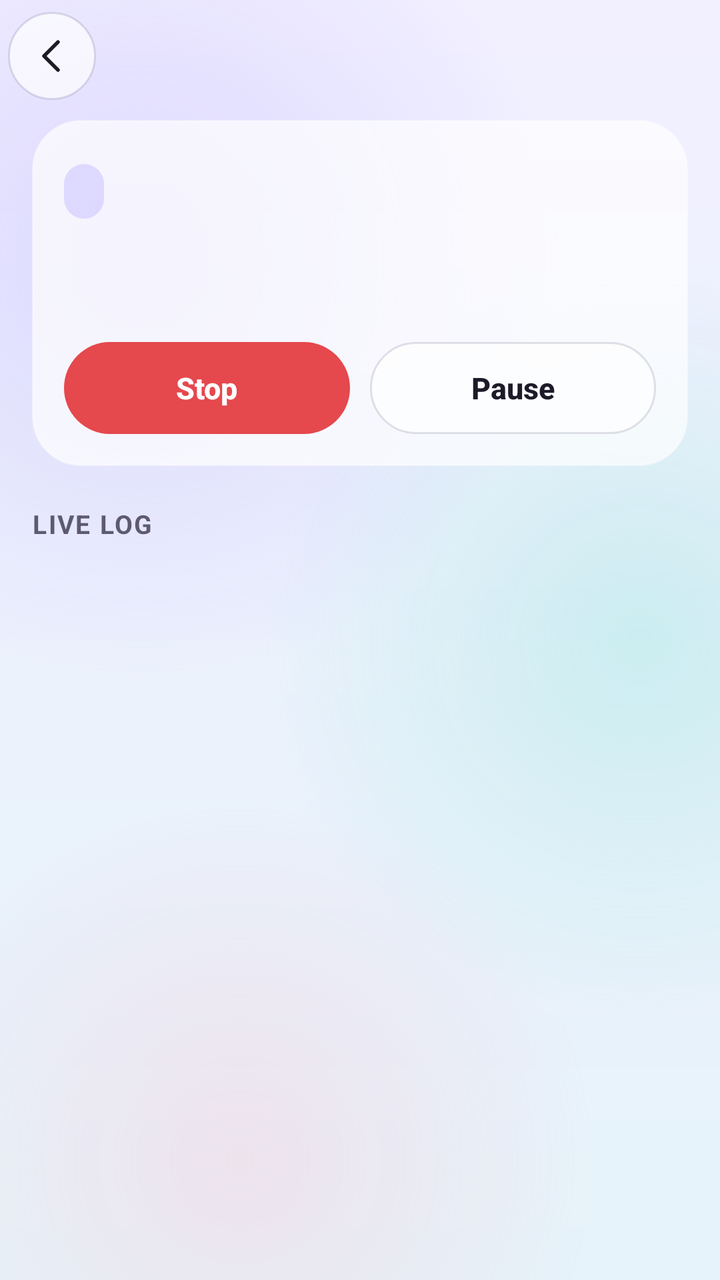
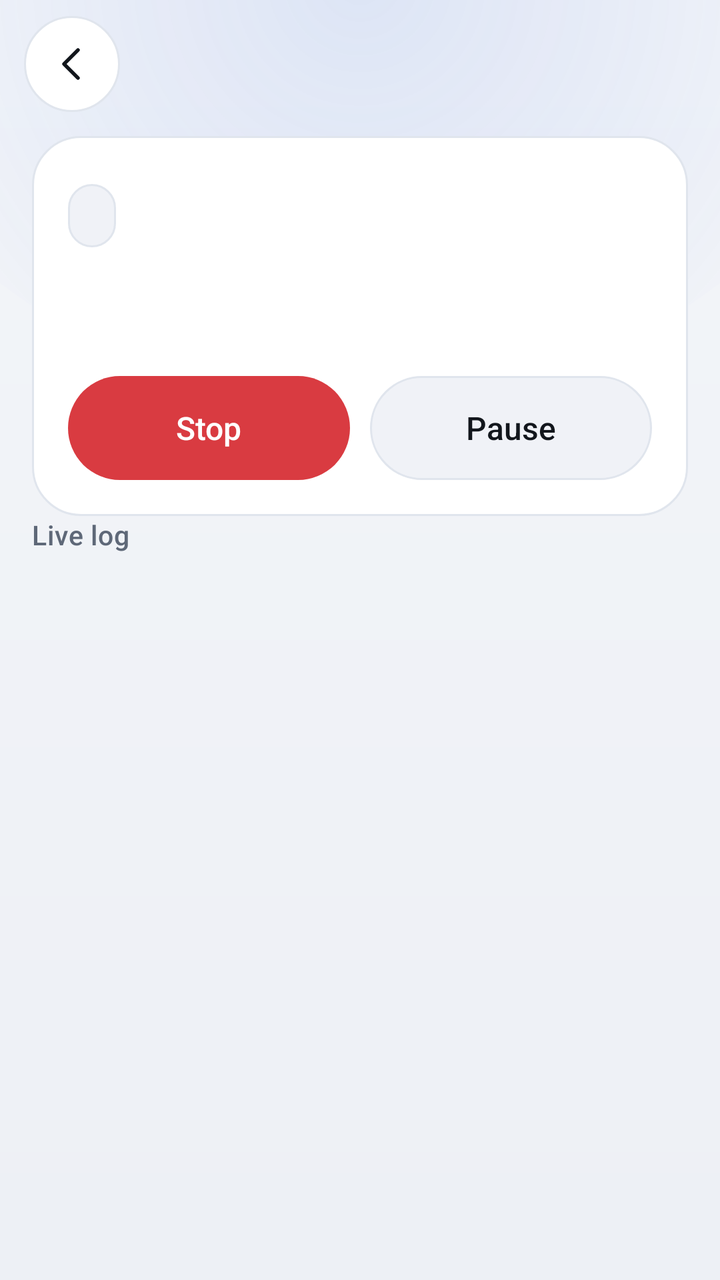

Compare the two renders of this Android layout. The source of the first and the diff that turns it into the second are given below.
<!-- AndroidManifest.xml: application theme Theme.YourFriend -->
<!-- res/layout/activity_live_agent.xml -->
<?xml version="1.0" encoding="utf-8"?>
<LinearLayout xmlns:android="http://schemas.android.com/apk/res/android"
    android:layout_width="match_parent"
    android:layout_height="match_parent"
    android:orientation="vertical">

    <include layout="@layout/top_bar" />

    <LinearLayout
        android:layout_width="match_parent"
        android:layout_height="0dp"
        android:layout_weight="1"
        android:orientation="vertical"
        android:paddingStart="@dimen/screen_padding"
        android:paddingEnd="@dimen/screen_padding">

        <LinearLayout
            style="@style/YF.Glass"
            android:layout_width="match_parent"
            android:layout_height="wrap_content"
            android:layout_marginTop="4dp"
            android:orientation="vertical">

            <TextView
                android:id="@+id/agent_status"
                style="@style/YF.Chip"
                android:layout_width="wrap_content"
                android:layout_height="wrap_content" />

            <TextView
                android:id="@+id/agent_goal"
                style="@style/YF.Body"
                android:layout_width="match_parent"
                android:layout_height="wrap_content"
                android:layout_marginTop="8dp"
                android:maxLines="4"
                android:textStyle="bold" />

            <TextView
                android:id="@+id/agent_counters"
                style="@style/YF.Caption"
                android:layout_width="match_parent"
                android:layout_height="wrap_content"
                android:layout_marginTop="4dp" />

            <LinearLayout
                android:layout_width="match_parent"
                android:layout_height="wrap_content"
                android:layout_marginTop="12dp"
                android:orientation="horizontal">

                <Button
                    android:id="@+id/agent_stop"
                    style="@style/YF.Button.Danger"
                    android:layout_width="0dp"
                    android:layout_height="wrap_content"
                    android:layout_weight="1"
                    android:text="@string/action_stop" />

                <Button
                    android:id="@+id/agent_pause"
                    style="@style/YF.Button.Ghost"
                    android:layout_width="0dp"
                    android:layout_height="wrap_content"
                    android:layout_marginStart="10dp"
                    android:layout_weight="1"
                    android:text="@string/action_pause" />
            </LinearLayout>
        </LinearLayout>

        <LinearLayout
            android:id="@+id/agent_approvals"
            android:layout_width="match_parent"
            android:layout_height="wrap_content"
            android:orientation="vertical" />

        <TextView
            style="@style/YF.Section"
            android:layout_width="wrap_content"
            android:layout_height="wrap_content"
            android:text="@string/agent_live_log" />

        <ListView
            android:id="@+id/agent_log"
            android:layout_width="match_parent"
            android:layout_height="0dp"
            android:layout_weight="1"
            android:divider="@null"
            android:transcriptMode="alwaysScroll" />

        <TextView
            android:id="@+id/agent_empty"
            style="@style/YF.Caption"
            android:layout_width="match_parent"
            android:layout_height="wrap_content"
            android:gravity="center"
            android:padding="24dp"
            android:text="@string/agent_idle_hint"
            android:visibility="gone" />
    </LinearLayout>
</LinearLayout>
<!-- res/layout/top_bar.xml (included above) -->
<?xml version="1.0" encoding="utf-8"?>
<LinearLayout xmlns:android="http://schemas.android.com/apk/res/android"
    android:id="@+id/top_bar"
    android:layout_width="match_parent"
    android:layout_height="@dimen/top_bar_height"
    android:gravity="center_vertical"
    android:orientation="horizontal"
    android:paddingStart="4dp"
    android:paddingEnd="8dp">

    <ImageButton
        android:id="@+id/top_back"
        android:layout_width="@dimen/icon_button"
        android:layout_height="@dimen/icon_button"
        android:background="@drawable/circle_glass"
        android:contentDescription="@string/back"
        android:src="@drawable/ic_back" />

    <TextView
        android:id="@+id/top_title"
        style="@style/YF.Title"
        android:layout_width="0dp"
        android:layout_height="wrap_content"
        android:layout_marginStart="12dp"
        android:layout_weight="1"
        android:ellipsize="end"
        android:maxLines="1" />

    <LinearLayout
        android:id="@+id/top_actions"
        android:layout_width="wrap_content"
        android:layout_height="match_parent"
        android:gravity="center_vertical"
        android:orientation="horizontal" />
</LinearLayout>
<!-- resources referenced by this layout -->
<resources>
  <dimen name="icon_button">44dp</dimen>
  <dimen name="top_bar_height">56dp</dimen>
  <!-- drawable circle_glass (drawable) -->
  <?xml version="1.0" encoding="utf-8"?>
  <ripple xmlns:android="http://schemas.android.com/apk/res/android" android:color="@color/accent_soft">
      <item>
          <shape android:shape="oval">
              <solid android:color="@color/glass_fill"/>
              <stroke android:width="1dp" android:color="@color/glass_stroke_dark"/>
          </shape>
      </item>
  </ripple>
  <style name="YF.Body">
          <item name="android:textSize">15sp</item>
          <item name="android:textColor">@color/text_primary</item>
          <item name="android:lineSpacingExtra">2dp</item>
      </style>
  <style name="YF.Button.Danger">
          <item name="android:background">@drawable/btn_danger</item>
          <item name="android:textColor">@color/text_on_accent</item>
      </style>
  <style name="YF.Caption">
          <item name="android:textSize">12.5sp</item>
          <item name="android:textColor">@color/text_secondary</item>
      </style>
  <style name="YF.Chip">
          <item name="android:background">@drawable/chip</item>
          <item name="android:textColor">@color/text_primary</item>
          <item name="android:textSize">12.5sp</item>
          <item name="android:paddingStart">10dp</item>
          <item name="android:paddingEnd">10dp</item>
          <item name="android:paddingTop">5dp</item>
          <item name="android:paddingBottom">5dp</item>
          <item name="android:layout_marginEnd">6dp</item>
          <item name="android:layout_marginTop">6dp</item>
      </style>
  <style name="YF.Glass">
          <item name="android:background">@drawable/glass_card</item>
          <item name="android:padding">16dp</item>
          <item name="android:layout_marginTop">12dp</item>
      </style>
  <style name="YF.Section">
          <item name="android:textSize">13sp</item>
          <item name="android:textStyle">bold</item>
          <item name="android:textAllCaps">true</item>
          <item name="android:letterSpacing">0.06</item>
          <item name="android:textColor">@color/text_secondary</item>
          <item name="android:layout_marginTop">20dp</item>
          <item name="android:layout_marginBottom">4dp</item>
      </style>
  <style name="YF.Title">
          <item name="android:textSize">20sp</item>
          <item name="android:textStyle">bold</item>
          <item name="android:textColor">@color/text_primary</item>
      </style>
  <style name="Theme.YourFriend" parent="android:Theme.Material.Light.NoActionBar">
          <item name="android:windowBackground">@drawable/bg_app</item>
          <item name="android:colorAccent">@color/accent</item>
          <item name="android:colorPrimary">@color/accent</item>
          <item name="android:colorControlActivated">@color/accent</item>
          <item name="android:textColorPrimary">@color/text_primary</item>
          <item name="android:textColorSecondary">@color/text_secondary</item>
          <item name="android:statusBarColor">@android:color/transparent</item>
          <item name="android:navigationBarColor">@android:color/transparent</item>
          <item name="android:windowLightStatusBar">true</item>
          <item name="android:alertDialogTheme">@style/Theme.YourFriend.Dialog</item>
          <item name="android:windowSoftInputMode">adjustResize</item>
      </style>
  <color name="accent_soft">#337C6CFF</color>
  <color name="glass_fill">#B3FFFFFF</color>
  <color name="glass_stroke_dark">#1F1B1640</color>
  <color name="text_primary">#FF1D1B29</color>
  <!-- drawable btn_danger (drawable) -->
  <?xml version="1.0" encoding="utf-8"?>
  <ripple xmlns:android="http://schemas.android.com/apk/res/android" android:color="#33FFFFFF">
      <item>
          <shape android:shape="rectangle">
              <solid android:color="@color/danger"/>
              <corners android:radius="23dp"/>
          </shape>
      </item>
  </ripple>
  <color name="text_on_accent">#FFFFFFFF</color>
  <!-- drawable btn_ghost (drawable) -->
  <?xml version="1.0" encoding="utf-8"?>
  <ripple xmlns:android="http://schemas.android.com/apk/res/android" android:color="@color/accent_soft">
      <item>
          <shape android:shape="rectangle">
              <solid android:color="@color/glass_fill"/>
              <stroke android:width="1dp" android:color="@color/glass_stroke_dark"/>
              <corners android:radius="23dp"/>
          </shape>
      </item>
  </ripple>
  <color name="text_secondary">#FF5D5A70</color>
  <!-- drawable chip (drawable) -->
  <?xml version="1.0" encoding="utf-8"?>
  <shape xmlns:android="http://schemas.android.com/apk/res/android" android:shape="rectangle">
      <solid android:color="@color/accent_soft"/>
      <corners android:radius="14dp"/>
  </shape>
  <!-- drawable glass_card (drawable) -->
  <?xml version="1.0" encoding="utf-8"?>
  <shape xmlns:android="http://schemas.android.com/apk/res/android" android:shape="rectangle">
      <solid android:color="@color/glass_fill"/>
      <stroke android:width="1dp" android:color="@color/glass_stroke"/>
      <corners android:radius="@dimen/corner"/>
  </shape>
  <!-- drawable bg_app (drawable) -->
  <?xml version="1.0" encoding="utf-8"?>
  <layer-list xmlns:android="http://schemas.android.com/apk/res/android">
      <item>
          <shape android:shape="rectangle">
              <gradient android:angle="270" android:startColor="@color/bg_top" android:endColor="@color/bg_bottom"/>
          </shape>
      </item>
      <item android:width="420dp" android:height="420dp" android:gravity="top|start" android:left="-140dp" android:top="-80dp">
          <shape android:shape="oval">
              <gradient android:type="radial" android:gradientRadius="210dp" android:startColor="@color/blob_1" android:endColor="#00000000"/>
          </shape>
      </item>
      <item android:width="380dp" android:height="380dp" android:gravity="center_vertical|end" android:right="-150dp">
          <shape android:shape="oval">
              <gradient android:type="radial" android:gradientRadius="190dp" android:startColor="@color/blob_2" android:endColor="#00000000"/>
          </shape>
      </item>
      <item android:width="360dp" android:height="360dp" android:gravity="bottom|start" android:bottom="-120dp" android:left="-60dp">
          <shape android:shape="oval">
              <gradient android:type="radial" android:gradientRadius="180dp" android:startColor="@color/blob_3" android:endColor="#00000000"/>
          </shape>
      </item>
  </layer-list>
  <color name="accent">#FF7C6CFF</color>
  <style name="Theme.YourFriend.Dialog" parent="android:Theme.Material.Light.Dialog.Alert">
          <item name="android:colorAccent">@color/accent</item>
          <item name="android:textColorPrimary">@color/text_primary</item>
          <item name="android:windowBackground">@drawable/glass_dialog</item>
      </style>
  <color name="danger">#FFE5484D</color>
  <color name="glass_stroke">#66FFFFFF</color>
  <color name="bg_top">#FFF2F0FF</color>
  <color name="bg_bottom">#FFE6F3FA</color>
  <color name="blob_1">#55B4A7FF</color>
  <color name="blob_2">#4D7FE3D6</color>
  <color name="blob_3">#40FFB3C7</color>
  <!-- drawable glass_dialog (drawable) -->
  <?xml version="1.0" encoding="utf-8"?>
  <inset xmlns:android="http://schemas.android.com/apk/res/android"
      android:insetLeft="20dp" android:insetRight="20dp" android:insetTop="24dp" android:insetBottom="24dp">
      <shape android:shape="rectangle">
          <solid android:color="@color/glass_fill_strong"/>
          <stroke android:width="1dp" android:color="@color/glass_stroke"/>
          <corners android:radius="@dimen/corner"/>
      </shape>
  </inset>
  <color name="glass_fill_strong">#E6FFFFFF</color>
  <!-- unchanged entries left out for length: 9 -->
</resources>

<!-- the commit's change to res/layout/activity_live_agent.xml (unified diff, before → after) -->
@@ -68,6 +68,22 @@
             </LinearLayout>
         </LinearLayout>
 
+        <TextView
+            android:id="@+id/agent_tree_title"
+            style="@style/YF.Section"
+            android:layout_width="wrap_content"
+            android:layout_height="wrap_content"
+            android:text="@string/tree_title"
+            android:visibility="gone" />
+
+        <LinearLayout
+            android:id="@+id/agent_tree"
+            style="@style/YF.Glass"
+            android:layout_width="match_parent"
+            android:layout_height="wrap_content"
+            android:orientation="vertical"
+            android:visibility="gone" />
+
         <LinearLayout
             android:id="@+id/agent_approvals"
             android:layout_width="match_parent"
@@ -101,37 +117,43 @@
 </LinearLayout>
 <!-- res/layout/top_bar.xml (included above) -->
 <?xml version="1.0" encoding="utf-8"?>
-<LinearLayout xmlns:android="http://schemas.android.com/apk/res/android"
+<FrameLayout xmlns:android="http://schemas.android.com/apk/res/android"
     android:id="@+id/top_bar"
     android:layout_width="match_parent"
     android:layout_height="@dimen/top_bar_height"
-    android:gravity="center_vertical"
-    android:orientation="horizontal"
-    android:paddingStart="4dp"
-    android:paddingEnd="8dp">
+    android:paddingStart="12dp"
+    android:paddingEnd="12dp">
 
     <ImageButton
         android:id="@+id/top_back"
         android:layout_width="@dimen/icon_button"
         android:layout_height="@dimen/icon_button"
+        android:layout_gravity="center_vertical|start"
         android:background="@drawable/circle_glass"
         android:contentDescription="@string/back"
-        android:src="@drawable/ic_back" />
+        android:padding="12dp"
+        android:scaleType="fitCenter"
+        android:src="@drawable/ic_back"
+        android:tint="@color/text_primary" />
 
     <TextView
         android:id="@+id/top_title"
         style="@style/YF.Title"
-        android:layout_width="0dp"
+        android:layout_width="match_parent"
         android:layout_height="wrap_content"
-        android:layout_marginStart="12dp"
-        android:layout_weight="1"
+        android:layout_gravity="center"
+        android:layout_marginStart="64dp"
+        android:layout_marginEnd="64dp"
         android:ellipsize="end"
-        android:maxLines="1" />
+        android:gravity="center"
+        android:maxLines="1"
+        android:textSize="21sp" />
 
     <LinearLayout
         android:id="@+id/top_actions"
         android:layout_width="wrap_content"
         android:layout_height="match_parent"
+        android:layout_gravity="end|center_vertical"
         android:gravity="center_vertical"
         android:orientation="horizontal" />
-</LinearLayout>
+</FrameLayout>
<!-- resource entries referenced after the edit -->
@@ -1,59 +1,59 @@
 <!-- resources referenced by this layout -->
 <resources>
-  <dimen name="icon_button">44dp</dimen>
-  <dimen name="top_bar_height">56dp</dimen>
+  <dimen name="icon_button">48dp</dimen>
+  <dimen name="top_bar_height">64dp</dimen>
   <!-- drawable circle_glass (drawable) -->
   <?xml version="1.0" encoding="utf-8"?>
   <ripple xmlns:android="http://schemas.android.com/apk/res/android" android:color="@color/accent_soft">
       <item>
           <shape android:shape="oval">
-              <solid android:color="@color/glass_fill"/>
-              <stroke android:width="1dp" android:color="@color/glass_stroke_dark"/>
+              <solid android:color="@color/surface"/>
+              <stroke android:width="1dp" android:color="@color/stroke"/>
           </shape>
       </item>
   </ripple>
+  <string name="tree_title">Team tree — who is doing what</string>
   <style name="YF.Body">
-          <item name="android:textSize">15sp</item>
+          <item name="android:textSize">16sp</item>
           <item name="android:textColor">@color/text_primary</item>
-          <item name="android:lineSpacingExtra">2dp</item>
+          <item name="android:lineSpacingExtra">3dp</item>
       </style>
   <style name="YF.Button.Danger">
           <item name="android:background">@drawable/btn_danger</item>
-          <item name="android:textColor">@color/text_on_accent</item>
+          <item name="android:textColor">#FFFFFFFF</item>
       </style>
   <style name="YF.Caption">
-          <item name="android:textSize">12.5sp</item>
+          <item name="android:textSize">13.5sp</item>
           <item name="android:textColor">@color/text_secondary</item>
+          <item name="android:lineSpacingExtra">1dp</item>
       </style>
   <style name="YF.Chip">
           <item name="android:background">@drawable/chip</item>
           <item name="android:textColor">@color/text_primary</item>
-          <item name="android:textSize">12.5sp</item>
-          <item name="android:paddingStart">10dp</item>
-          <item name="android:paddingEnd">10dp</item>
-          <item name="android:paddingTop">5dp</item>
-          <item name="android:paddingBottom">5dp</item>
-          <item name="android:layout_marginEnd">6dp</item>
+          <item name="android:textSize">13sp</item>
+          <item name="android:paddingStart">12dp</item>
+          <item name="android:paddingEnd">12dp</item>
+          <item name="android:paddingTop">7dp</item>
+          <item name="android:paddingBottom">7dp</item>
+          <item name="android:layout_marginEnd">8dp</item>
           <item name="android:layout_marginTop">6dp</item>
       </style>
   <style name="YF.Glass">
           <item name="android:background">@drawable/glass_card</item>
-          <item name="android:padding">16dp</item>
+          <item name="android:padding">18dp</item>
           <item name="android:layout_marginTop">12dp</item>
       </style>
   <style name="YF.Section">
-          <item name="android:textSize">13sp</item>
-          <item name="android:textStyle">bold</item>
-          <item name="android:textAllCaps">true</item>
-          <item name="android:letterSpacing">0.06</item>
+          <item name="android:textSize">13.5sp</item>
+          <item name="android:fontFamily">sans-serif-medium</item>
           <item name="android:textColor">@color/text_secondary</item>
-          <item name="android:layout_marginTop">20dp</item>
-          <item name="android:layout_marginBottom">4dp</item>
+          <item name="android:letterSpacing">0.02</item>
       </style>
   <style name="YF.Title">
           <item name="android:textSize">20sp</item>
-          <item name="android:textStyle">bold</item>
+          <item name="android:fontFamily">sans-serif-medium</item>
           <item name="android:textColor">@color/text_primary</item>
+          <item name="android:letterSpacing">0.005</item>
       </style>
   <style name="Theme.YourFriend" parent="android:Theme.Material.Light.NoActionBar">
           <item name="android:windowBackground">@drawable/bg_app</item>
@@ -67,45 +67,51 @@
           <item name="android:windowLightStatusBar">true</item>
           <item name="android:alertDialogTheme">@style/Theme.YourFriend.Dialog</item>
           <item name="android:windowSoftInputMode">adjustResize</item>
+          <item name="android:colorControlNormal">@color/text_secondary</item>
+          <item name="android:colorControlHighlight">@color/accent_soft</item>
+          <item name="android:textColorHint">@color/text_secondary</item>
+          <item name="android:textCursorDrawable">@null</item>
+          <item name="android:colorBackground">@color/bg_top</item>
+          <item name="android:windowLightNavigationBar">true</item>
       </style>
-  <color name="accent_soft">#337C6CFF</color>
-  <color name="glass_fill">#B3FFFFFF</color>
-  <color name="glass_stroke_dark">#1F1B1640</color>
-  <color name="text_primary">#FF1D1B29</color>
+  <color name="accent_soft">#263D6FE0</color>
+  <color name="surface">#FFFFFFFF</color>
+  <color name="stroke">#FFE0E5ED</color>
+  <color name="text_primary">#FF12161C</color>
   <!-- drawable btn_danger (drawable) -->
   <?xml version="1.0" encoding="utf-8"?>
   <ripple xmlns:android="http://schemas.android.com/apk/res/android" android:color="#33FFFFFF">
       <item>
           <shape android:shape="rectangle">
               <solid android:color="@color/danger"/>
-              <corners android:radius="23dp"/>
+              <corners android:radius="28dp"/>
           </shape>
       </item>
   </ripple>
-  <color name="text_on_accent">#FFFFFFFF</color>
   <!-- drawable btn_ghost (drawable) -->
   <?xml version="1.0" encoding="utf-8"?>
   <ripple xmlns:android="http://schemas.android.com/apk/res/android" android:color="@color/accent_soft">
       <item>
           <shape android:shape="rectangle">
-              <solid android:color="@color/glass_fill"/>
-              <stroke android:width="1dp" android:color="@color/glass_stroke_dark"/>
-              <corners android:radius="23dp"/>
+              <solid android:color="@color/surface_2"/>
+              <stroke android:width="1dp" android:color="@color/stroke"/>
+              <corners android:radius="28dp"/>
           </shape>
       </item>
   </ripple>
-  <color name="text_secondary">#FF5D5A70</color>
+  <color name="text_secondary">#FF5E6878</color>
   <!-- drawable chip (drawable) -->
   <?xml version="1.0" encoding="utf-8"?>
   <shape xmlns:android="http://schemas.android.com/apk/res/android" android:shape="rectangle">
-      <solid android:color="@color/accent_soft"/>
-      <corners android:radius="14dp"/>
+      <solid android:color="@color/surface_2"/>
+      <stroke android:width="1dp" android:color="@color/stroke"/>
+      <corners android:radius="16dp"/>
   </shape>
   <!-- drawable glass_card (drawable) -->
   <?xml version="1.0" encoding="utf-8"?>
   <shape xmlns:android="http://schemas.android.com/apk/res/android" android:shape="rectangle">
-      <solid android:color="@color/glass_fill"/>
-      <stroke android:width="1dp" android:color="@color/glass_stroke"/>
+      <solid android:color="@color/surface"/>
+      <stroke android:width="1dp" android:color="@color/stroke"/>
       <corners android:radius="@dimen/corner"/>
   </shape>
   <!-- drawable bg_app (drawable) -->
@@ -116,46 +122,54 @@
               <gradient android:angle="270" android:startColor="@color/bg_top" android:endColor="@color/bg_bottom"/>
           </shape>
       </item>
-      <item android:width="420dp" android:height="420dp" android:gravity="top|start" android:left="-140dp" android:top="-80dp">
+      
+      <item android:width="520dp" android:height="420dp" android:gravity="top|center_horizontal" android:top="-220dp">
           <shape android:shape="oval">
-              <gradient android:type="radial" android:gradientRadius="210dp" android:startColor="@color/blob_1" android:endColor="#00000000"/>
-          </shape>
-      </item>
-      <item android:width="380dp" android:height="380dp" android:gravity="center_vertical|end" android:right="-150dp">
-          <shape android:shape="oval">
-              <gradient android:type="radial" android:gradientRadius="190dp" android:startColor="@color/blob_2" android:endColor="#00000000"/>
-          </shape>
-      </item>
-      <item android:width="360dp" android:height="360dp" android:gravity="bottom|start" android:bottom="-120dp" android:left="-60dp">
-          <shape android:shape="oval">
-              <gradient android:type="radial" android:gradientRadius="180dp" android:startColor="@color/blob_3" android:endColor="#00000000"/>
+              <gradient android:type="radial" android:gradientRadius="260dp" android:startColor="@color/bg_glow" android:endColor="#00000000"/>
           </shape>
       </item>
   </layer-list>
-  <color name="accent">#FF7C6CFF</color>
+  <color name="accent">#FF3D6FE0</color>
   <style name="Theme.YourFriend.Dialog" parent="android:Theme.Material.Light.Dialog.Alert">
           <item name="android:colorAccent">@color/accent</item>
+          <item name="android:colorControlActivated">@color/accent</item>
+          <item name="android:colorControlNormal">@color/text_secondary</item>
           <item name="android:textColorPrimary">@color/text_primary</item>
+          <item name="android:textColorSecondary">@color/text_secondary</item>
+          <item name="android:textColorAlertDialogListItem">@color/text_primary</item>
+          <item name="android:colorBackground">@color/surface</item>
           <item name="android:windowBackground">@drawable/glass_dialog</item>
+          <item name="android:windowTitleStyle">@style/YF.DialogTitle</item>
+          <item name="android:buttonBarButtonStyle">@style/YF.DialogButton</item>
+          <item name="android:backgroundDimAmount">0.55</item>
       </style>
-  <color name="danger">#FFE5484D</color>
-  <color name="glass_stroke">#66FFFFFF</color>
-  <color name="bg_top">#FFF2F0FF</color>
-  <color name="bg_bottom">#FFE6F3FA</color>
-  <color name="blob_1">#55B4A7FF</color>
-  <color name="blob_2">#4D7FE3D6</color>
-  <color name="blob_3">#40FFB3C7</color>
+  <color name="danger">#FFD93B41</color>
+  <color name="surface_2">#FFF0F2F7</color>
+  <color name="bg_top">#FFF3F5F9</color>
+  <color name="bg_bottom">#FFEDF0F5</color>
+  <color name="bg_glow">#1F3D6FE0</color>
   <!-- drawable glass_dialog (drawable) -->
   <?xml version="1.0" encoding="utf-8"?>
   <inset xmlns:android="http://schemas.android.com/apk/res/android"
       android:insetLeft="20dp" android:insetRight="20dp" android:insetTop="24dp" android:insetBottom="24dp">
       <shape android:shape="rectangle">
-          <solid android:color="@color/glass_fill_strong"/>
-          <stroke android:width="1dp" android:color="@color/glass_stroke"/>
-          <corners android:radius="@dimen/corner"/>
+          <solid android:color="@color/surface"/>
+          <stroke android:width="1dp" android:color="@color/stroke"/>
+          <corners android:radius="@dimen/corner_dialog"/>
       </shape>
   </inset>
-  <color name="glass_fill_strong">#E6FFFFFF</color>
+  <style name="YF.DialogTitle" parent="android:TextAppearance.Material.DialogWindowTitle">
+          <item name="android:textSize">22sp</item>
+          <item name="android:fontFamily">sans-serif-medium</item>
+          <item name="android:textColor">@color/text_primary</item>
+      </style>
+  <style name="YF.DialogButton" parent="android:Widget.Material.Button.ButtonBar.AlertDialog">
+          <item name="android:textColor">@color/accent</item>
+          <item name="android:textAllCaps">false</item>
+          <item name="android:textSize">15.5sp</item>
+          <item name="android:fontFamily">sans-serif-medium</item>
+      </style>
+  <dimen name="corner_dialog">28dp</dimen>
   <!-- unchanged entries left out for length: 9 -->
 </resources>
 
